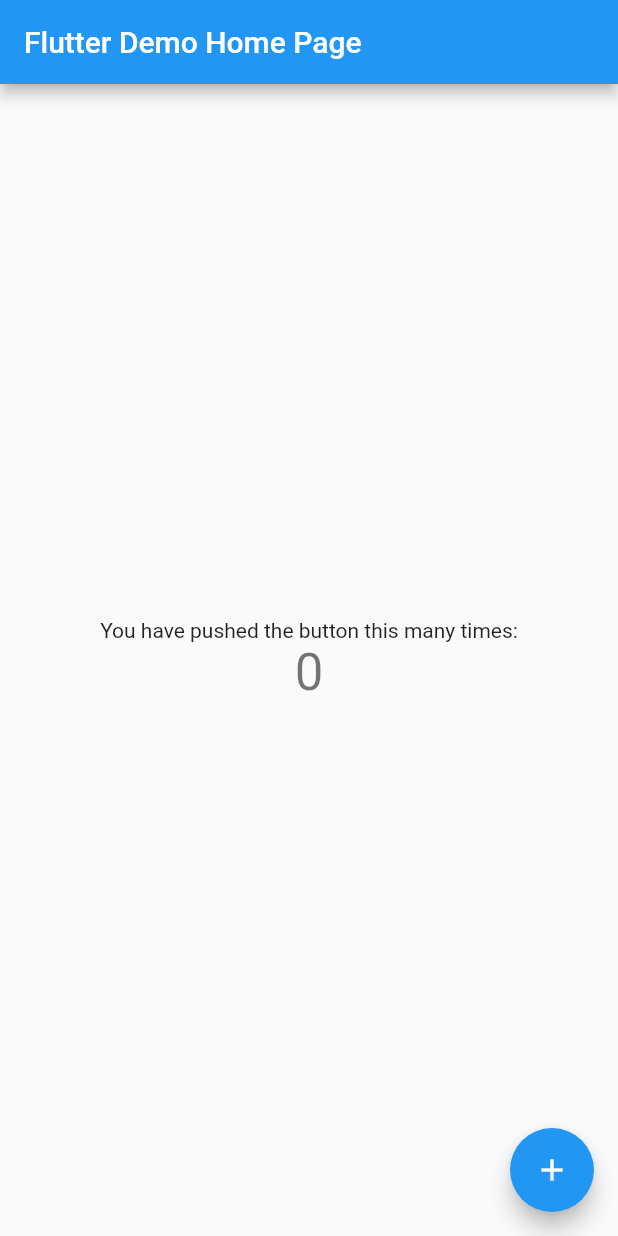
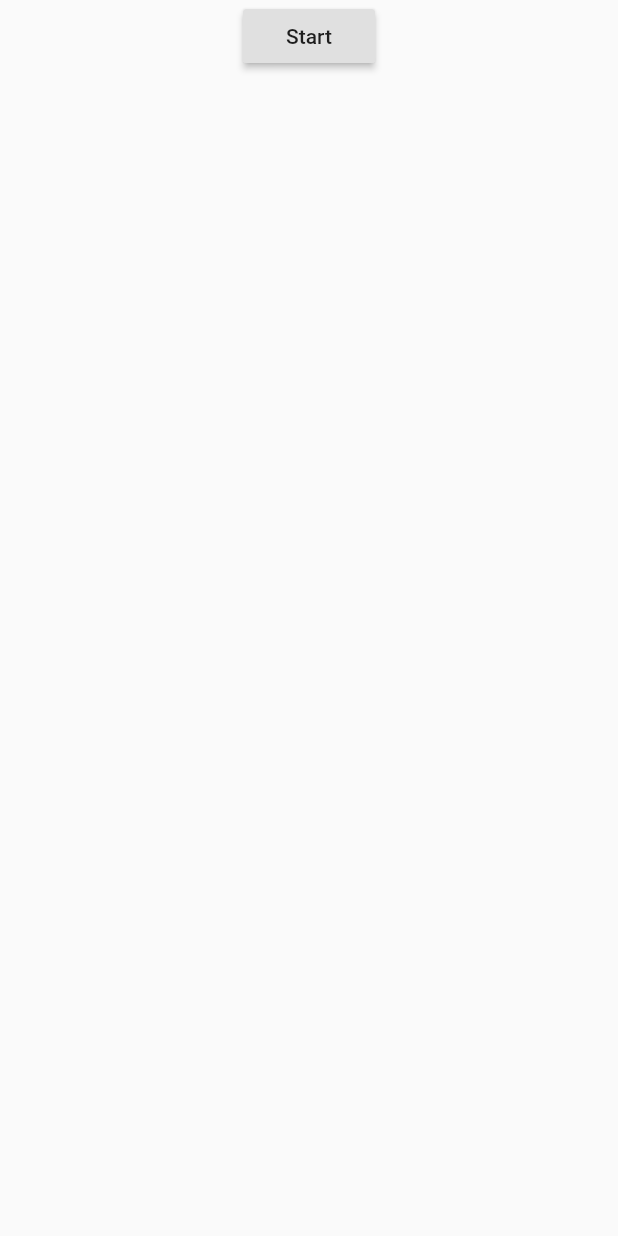
Before and after one commit to massih/pomodoro_flutter, a Flutter app: the screen it shows after launch, on a phone screen of 412 x 824 dp. Run offline on Flutter 3.47's test engine with Material 2 defaults, Android fonts, the phone set to English and light mode, and no system bars.

Commit message:
WIP, state for button text works

```diff
--- a/lib/main.dart
+++ b/lib/main.dart
@@ -1,41 +1,24 @@
 import 'package:flutter/material.dart';
+import 'package:pomodoro/screen/pomodoro.dart';
 
 void main() => runApp(MyApp());
 
 class MyApp extends StatelessWidget {
-  // This widget is the root of your application.
   @override
   Widget build(BuildContext context) {
     return MaterialApp(
       title: 'Flutter Demo',
       theme: ThemeData(
-        // This is the theme of your application.
-        //
-        // Try running your application with "flutter run". You'll see the
-        // application has a blue toolbar. Then, without quitting the app, try
-        // changing the primarySwatch below to Colors.green and then invoke
-        // "hot reload" (press "r" in the console where you ran "flutter run",
-        // or simply save your changes to "hot reload" in a Flutter IDE).
-        // Notice that the counter didn't reset back to zero; the application
-        // is not restarted.
         primarySwatch: Colors.blue,
       ),
-      home: MyHomePage(title: 'Flutter Demo Home Page'),
+//      home: MyHomePage(title: 'Flutter Demo Home Page'),
+      home: Pomodoro(),
     );
   }
 }
 
 class MyHomePage extends StatefulWidget {
   MyHomePage({Key key, this.title}) : super(key: key);
-
-  // This widget is the home page of your application. It is stateful, meaning
-  // that it has a State object (defined below) that contains fields that affect
-  // how it looks.
-
-  // This class is the configuration for the state. It holds the values (in this
-  // case the title) provided by the parent (in this case the App widget) and
-  // used by the build method of the State. Fields in a Widget subclass are
-  // always marked "final".
 
   final String title;
 
@@ -48,23 +31,12 @@
 
   void _incrementCounter() {
     setState(() {
-      // This call to setState tells the Flutter framework that something has
-      // changed in this State, which causes it to rerun the build method below
-      // so that the display can reflect the updated values. If we changed
-      // _counter without calling setState(), then the build method would not be
-      // called again, and so nothing would appear to happen.
       _counter++;
     });
   }
 
   @override
   Widget build(BuildContext context) {
-    // This method is rerun every time setState is called, for instance as done
-    // by the _incrementCounter method above.
-    //
-    // The Flutter framework has been optimized to make rerunning build methods
-    // fast, so that you can just rebuild anything that needs updating rather
-    // than having to individually change instances of widgets.
     return Scaffold(
       appBar: AppBar(
         // Here we take the value from the MyHomePage object that was created by
@@ -72,23 +44,7 @@
         title: Text(widget.title),
       ),
       body: Center(
-        // Center is a layout widget. It takes a single child and positions it
-        // in the middle of the parent.
         child: Column(
-          // Column is also a layout widget. It takes a list of children and
-          // arranges them vertically. By default, it sizes itself to fit its
-          // children horizontally, and tries to be as tall as its parent.
-          //
-          // Invoke "debug painting" (press "p" in the console, choose the
-          // "Toggle Debug Paint" action from the Flutter Inspector in Android
-          // Studio, or the "Toggle Debug Paint" command in Visual Studio Code)
-          // to see the wireframe for each widget.
-          //
-          // Column has various properties to control how it sizes itself and
-          // how it positions its children. Here we use mainAxisAlignment to
-          // center the children vertically; the main axis here is the vertical
-          // axis because Columns are vertical (the cross axis would be
-          // horizontal).
           mainAxisAlignment: MainAxisAlignment.center,
           children: <Widget>[
             Text(
--- /dev/null
+++ b/lib/screen/pomodoro.dart
@@ -0,0 +1,51 @@
+import 'package:flutter/cupertino.dart';
+import 'package:flutter/material.dart';
+import 'package:pomodoro/service/database.dart';
+
+class Pomodoro extends StatefulWidget {
+
+  @override
+  State<StatefulWidget> createState() => _PomodoroState();
+
+}
+
+class _PomodoroState extends State<Pomodoro> {
+  final Database _db = Database();
+  bool _inProgress = false;
+  DateTime _startTime;
+
+  String _getButtonText() {
+    return _inProgress ? 'Pause' : 'Start';
+  }
+
+  @override
+  Widget build(BuildContext context) {
+    // TODO: implement build
+    return Scaffold(
+      body: Center(
+        child: Column(
+          children: <Widget>[
+            RaisedButton(
+              child: Text(_getButtonText()),
+              onPressed: () {
+                if (_inProgress) {
+                  setState(() {
+                    _inProgress = false;
+                  });
+                  print('Paussed');
+                }else {
+                  setState(() {
+                    _inProgress = true;
+                    _startTime = DateTime.now();
+                  });
+                  print(_startTime);
+                }
+              },
+            )
+          ],
+        ),
+      ),
+    );
+  }
+
+}
--- /dev/null
+++ b/lib/service/database.dart
@@ -0,0 +1 @@
+class Database {}
```
